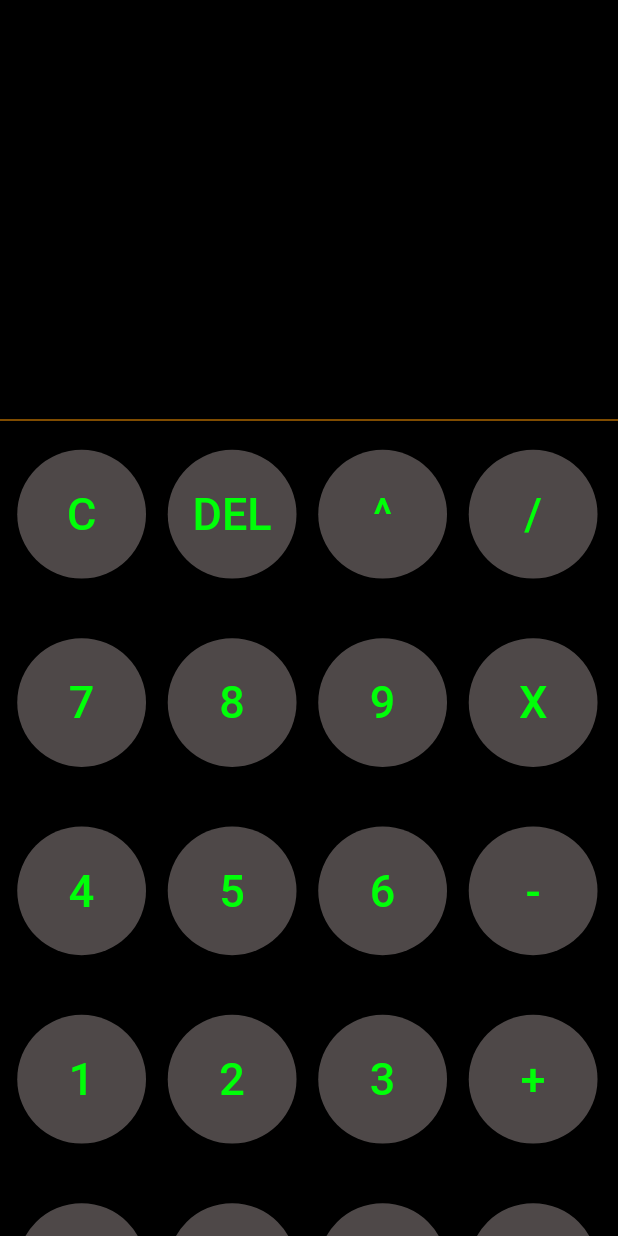
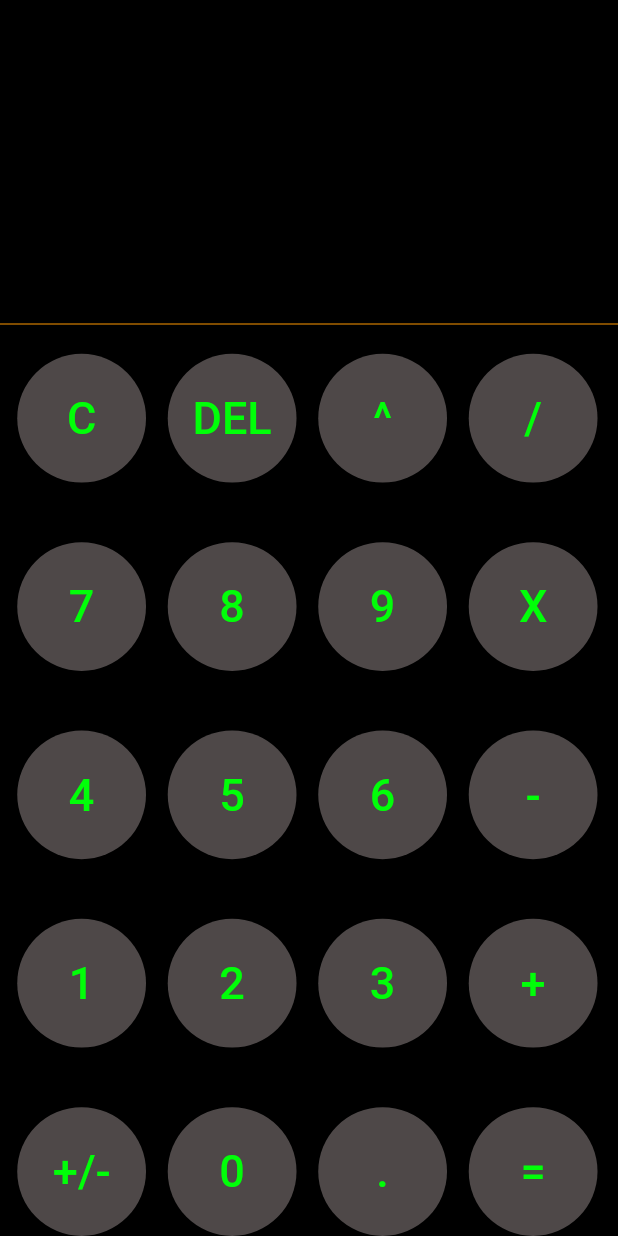
Before and after one commit to ayman-adas/calculator, a Flutter app: the screen it shows after launch, on a phone screen of 412 x 824 dp. Run offline on Flutter 3.47's test engine with Material 2 defaults, Android fonts, the phone set to English and light mode, and no system bars.

Commit message:
Update v_answer.dart

```diff
--- a/calculator/lib/view/v_answer.dart
+++ b/calculator/lib/view/v_answer.dart
@@ -8,9 +8,9 @@ class VAnswer extends StatelessWidget {
   @override
   Widget build(BuildContext context) {
     return Container(
-      width: double.infinity,
-      height: 50,
-      margin: const EdgeInsets.fromLTRB(30, 220, 0, 0),
+      width: MediaQuery.of(context).size.width,
+      height: MediaQuery.of(context).size.height / 4,
+      padding: const EdgeInsets.fromLTRB(30, 190, 0, 0),
       child: Text(
         answer,
         //color for text in answer view
```
